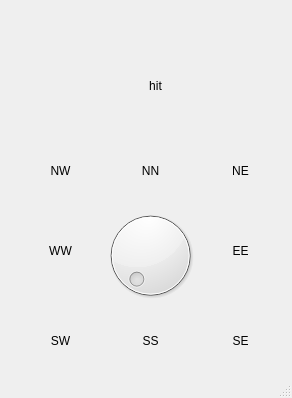
This is GUI/source/main_window.ui in ericyangs/Python_GUI as Qt 5 draws it before an edit. The edited form follows.
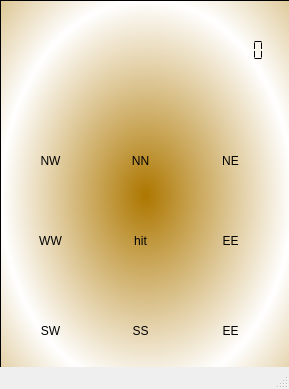
This is the edited form. Icons and pictures are not drawn.

The edit to the form file:
```diff
--- a/GUI/source/main_window.ui
+++ b/GUI/source/main_window.ui
@@ -6,8 +6,8 @@
    <rect>
     <x>0</x>
     <y>0</y>
-    <width>292</width>
-    <height>398</height>
+    <width>289</width>
+    <height>389</height>
    </rect>
   </property>
   <property name="windowTitle">
@@ -17,89 +17,148 @@
    <bool>true</bool>
   </property>
   <widget class="QWidget" name="centralwidget">
-   <widget class="QDial" name="dial">
+   <widget class="QFrame" name="frame">
     <property name="geometry">
      <rect>
-      <x>100</x>
-      <y>200</y>
-      <width>101</width>
-      <height>111</height>
+      <x>0</x>
+      <y>0</y>
+      <width>291</width>
+      <height>391</height>
      </rect>
     </property>
     <property name="styleSheet">
-     <string notr="true">border:none;</string>
+     <string notr="true">background-color: qlineargradient(spread:reflect, x1:0, y1:0, x2:1, y2:0, stop:0 rgba(129, 119, 0, 255), stop:1 rgba(255, 255, 255, 255));
+background-color: qradialgradient(spread:reflect, cx:0.505682, cy:0.5, radius:0.5, fx:0.5, fy:0.5, stop:0 rgba(173, 119, 0, 255), stop:1 rgba(255, 255, 255, 255));</string>
+    </property>
+    <property name="frameShape">
+     <enum>QFrame::StyledPanel</enum>
+    </property>
+    <property name="frameShadow">
+     <enum>QFrame::Raised</enum>
+    </property>
+    <widget class="QToolButton" name="toolButton_hit">
+     <property name="geometry">
+      <rect>
+       <x>110</x>
+       <y>210</y>
+       <width>61</width>
+       <height>61</height>
+      </rect>
+     </property>
+     <property name="styleSheet">
+      <string notr="true">border:none;background-color: transparent;
+</string>
+     </property>
+     <property name="text">
+      <string>hit</string>
+     </property>
+     <property name="icon">
+      <iconset>
+       <normaloff>shuttlecock.png</normaloff>shuttlecock.png</iconset>
+     </property>
+     <property name="iconSize">
+      <size>
+       <width>100</width>
+       <height>300</height>
+      </size>
+     </property>
+    </widget>
+    <widget class="QToolButton" name="toolButton_EE">
+     <property name="geometry">
+      <rect>
+       <x>200</x>
+       <y>210</y>
+       <width>61</width>
+       <height>61</height>
+      </rect>
+     </property>
+     <property name="styleSheet">
+      <string notr="true">border:none;background-color: transparent;</string>
+     </property>
+     <property name="text">
+      <string>EE</string>
+     </property>
+     <property name="icon">
+      <iconset>
+       <normaloff>arrow_EE.png</normaloff>arrow_EE.png</iconset>
+     </property>
+     <property name="iconSize">
+      <size>
+       <width>60</width>
+       <height>60</height>
+      </size>
+     </property>
+    </widget>
+    <widget class="QToolButton" name="toolButton_SW">
+     <property name="geometry">
+      <rect>
+       <x>20</x>
+       <y>300</y>
+       <width>61</width>
+       <height>61</height>
+      </rect>
+     </property>
+     <property name="styleSheet">
+      <string notr="true">border:none;background-color: transparent;</string>
+     </property>
+     <property name="text">
+      <string>SW</string>
+     </property>
+     <property name="icon">
+      <iconset>
+       <normaloff>arrow_SW.png</normaloff>arrow_SW.png</iconset>
+     </property>
+     <property name="iconSize">
+      <size>
+       <width>60</width>
+       <height>60</height>
+      </size>
+     </property>
+    </widget>
+    <widget class="QToolButton" name="toolButton_NE">
+     <property name="geometry">
+      <rect>
+       <x>200</x>
+       <y>130</y>
+       <width>61</width>
+       <height>61</height>
+      </rect>
+     </property>
+     <property name="styleSheet">
+      <string notr="true">border:none;background-color: transparent;</string>
+     </property>
+     <property name="text">
+      <string>NE</string>
+     </property>
+     <property name="icon">
+      <iconset>
+       <normaloff>arrow_NE.png</normaloff>arrow_NE.png</iconset>
+     </property>
+     <property name="iconSize">
+      <size>
+       <width>60</width>
+       <height>60</height>
+      </size>
     </property>
    </widget>
    <widget class="QToolButton" name="toolButton_WW">
     <property name="geometry">
      <rect>
-      <x>30</x>
-      <y>220</y>
+       <x>20</x>
+       <y>210</y>
       <width>61</width>
       <height>61</height>
      </rect>
     </property>
     <property name="styleSheet">
-     <string notr="true">border:none;</string>
+      <string notr="true">border:none;background-color: transparent;</string>
     </property>
     <property name="text">
      <string>WW</string>
     </property>
     <property name="icon">
      <iconset>
-      <normaloff>WW.png</normaloff>WW.png</iconset>
-    </property>
-    <property name="iconSize">
-     <size>
-      <width>60</width>
-      <height>60</height>
-     </size>
-    </property>
-   </widget>
-   <widget class="QToolButton" name="toolButton_NN">
-    <property name="geometry">
-     <rect>
-      <x>120</x>
-      <y>140</y>
-      <width>61</width>
-      <height>61</height>
-     </rect>
-    </property>
-    <property name="styleSheet">
-     <string notr="true">border:none;</string>
-    </property>
-    <property name="text">
-     <string>NN</string>
-    </property>
-    <property name="icon">
-     <iconset>
-      <normaloff>NN.png</normaloff>NN.png</iconset>
-    </property>
-    <property name="iconSize">
-     <size>
-      <width>60</width>
-      <height>60</height>
-     </size>
-    </property>
-   </widget>
-   <widget class="QToolButton" name="toolButton_EE">
-    <property name="geometry">
-     <rect>
-      <x>210</x>
-      <y>220</y>
-      <width>61</width>
-      <height>61</height>
-     </rect>
-    </property>
-    <property name="styleSheet">
-     <string notr="true">border:none;</string>
-    </property>
-    <property name="text">
-     <string>EE</string>
-    </property>
-    <property name="icon">
-     <iconset>
-      <normaloff>EE.png</normaloff>EE.png</iconset>
+       <normaloff>arrow_WW.png</normaloff>arrow_WW.png</iconset>
     </property>
     <property name="iconSize">
      <size>
@@ -111,14 +170,14 @@
    <widget class="QToolButton" name="toolButton_SS">
     <property name="geometry">
      <rect>
-      <x>120</x>
-      <y>310</y>
+       <x>110</x>
+       <y>300</y>
       <width>61</width>
       <height>61</height>
      </rect>
     </property>
     <property name="styleSheet">
-     <string notr="true">border:none;</string>
+      <string notr="true">border:none;background-color: transparent;</string>
     </property>
     <property name="text">
      <string>SS</string>
@@ -137,14 +196,14 @@
    <widget class="QToolButton" name="toolButton_NW">
     <property name="geometry">
      <rect>
-      <x>30</x>
-      <y>140</y>
+       <x>20</x>
+       <y>130</y>
       <width>61</width>
       <height>61</height>
      </rect>
     </property>
     <property name="styleSheet">
-     <string notr="true">border:none;</string>
+      <string notr="true">border:none;background-color: transparent;</string>
     </property>
     <property name="text">
      <string>NW</string>
@@ -163,20 +222,20 @@
      <bool>false</bool>
     </property>
    </widget>
-   <widget class="QToolButton" name="toolButton_NE">
+    <widget class="QToolButton" name="toolButton_NN">
     <property name="geometry">
      <rect>
-      <x>210</x>
-      <y>140</y>
+       <x>110</x>
+       <y>130</y>
       <width>61</width>
       <height>61</height>
      </rect>
     </property>
     <property name="styleSheet">
-     <string notr="true">border:none;</string>
+      <string notr="true">border:none;background-color: transparent;</string>
     </property>
     <property name="text">
-     <string>NE</string>
+      <string>NN</string>
     </property>
     <property name="icon">
      <iconset>
@@ -189,46 +248,48 @@
      </size>
     </property>
    </widget>
-   <widget class="QToolButton" name="toolButton_SW">
+    <widget class="QLCDNumber" name="lcdNumber_times">
     <property name="geometry">
      <rect>
-      <x>30</x>
-      <y>310</y>
-      <width>61</width>
+       <x>200</x>
+       <y>20</y>
+       <width>71</width>
       <height>61</height>
      </rect>
     </property>
+     <property name="font">
+      <font>
+       <family>Monaco</family>
+       <pointsize>10</pointsize>
+      </font>
+     </property>
     <property name="styleSheet">
-     <string notr="true">border:none;</string>
-    </property>
-    <property name="text">
-     <string>SW</string>
-    </property>
-    <property name="icon">
-     <iconset>
-      <normaloff>SW.png</normaloff>SW.png</iconset>
-    </property>
-    <property name="iconSize">
-     <size>
-      <width>60</width>
-      <height>60</height>
-     </size>
+      <string notr="true">background-color: transparent;</string>
+     </property>
+     <property name="smallDecimalPoint">
+      <bool>true</bool>
+     </property>
+     <property name="digitCount">
+      <number>5</number>
+     </property>
+     <property name="segmentStyle">
+      <enum>QLCDNumber::Flat</enum>
     </property>
    </widget>
    <widget class="QToolButton" name="toolButton_SE">
     <property name="geometry">
      <rect>
-      <x>210</x>
-      <y>310</y>
+       <x>200</x>
+       <y>300</y>
       <width>61</width>
       <height>61</height>
      </rect>
     </property>
     <property name="styleSheet">
-     <string notr="true">border:none;</string>
+      <string notr="true">border:none;background-color: transparent;</string>
     </property>
     <property name="text">
-     <string>SE</string>
+      <string>EE</string>
     </property>
     <property name="icon">
      <iconset>
@@ -241,31 +302,6 @@
      </size>
     </property>
    </widget>
-   <widget class="QToolButton" name="toolButton_hit">
-    <property name="geometry">
-     <rect>
-      <x>110</x>
-      <y>40</y>
-      <width>91</width>
-      <height>91</height>
-     </rect>
-    </property>
-    <property name="styleSheet">
-     <string notr="true">border:none;</string>
-    </property>
-    <property name="text">
-     <string>hit</string>
-    </property>
-    <property name="icon">
-     <iconset>
-      <normaloff>racket.jpg</normaloff>racket.jpg</iconset>
-    </property>
-    <property name="iconSize">
-     <size>
-      <width>100</width>
-      <height>300</height>
-     </size>
-    </property>
    </widget>
   </widget>
   <widget class="QStatusBar" name="statusbar"/>
```
Left out of the diff: 14 changed lines with no effect on the pictures. Lines whose indentation alone changed are shown as unchanged.
